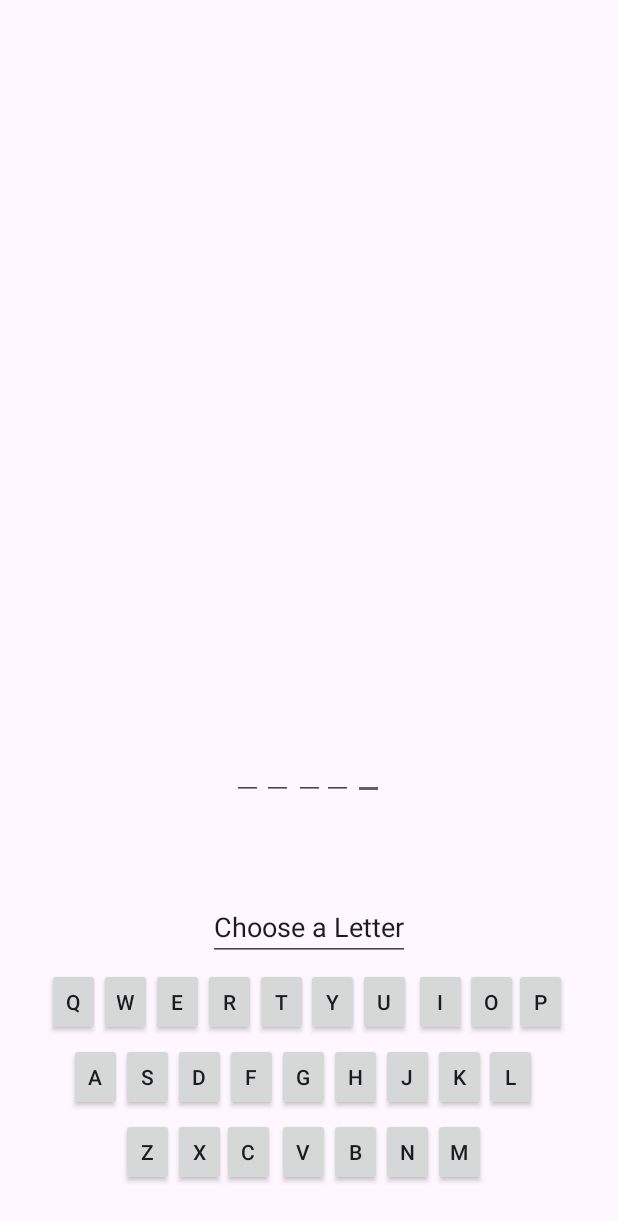
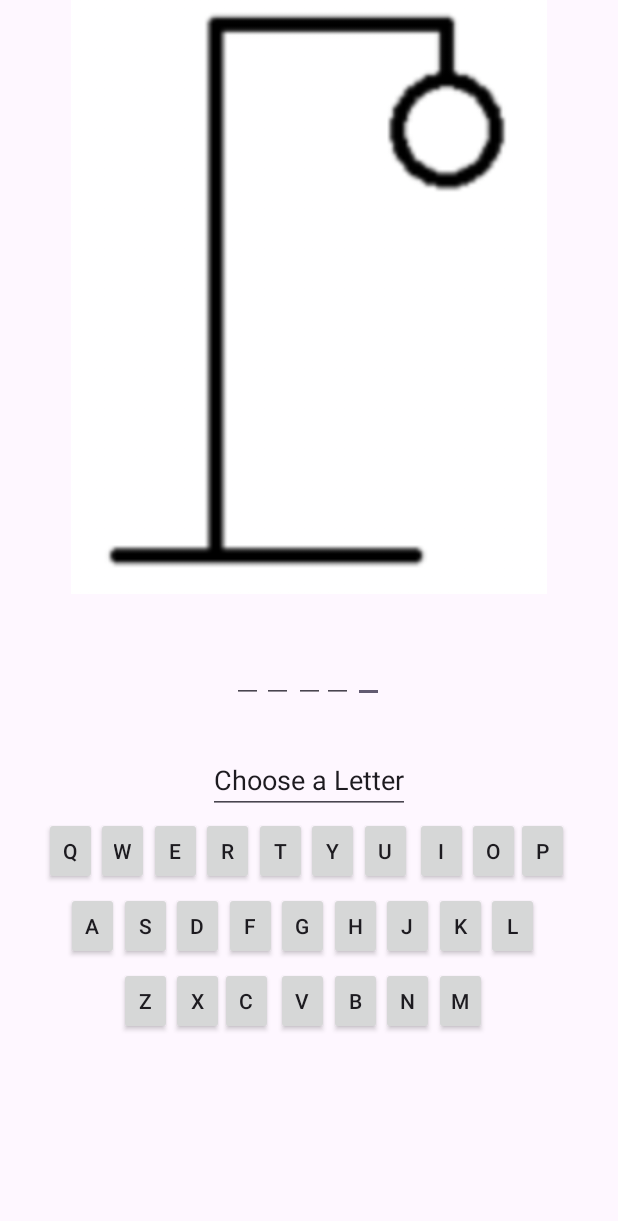
Before and after one commit to sarahhkhann/TeamRithvikSarah-HangmanApp, an Android app: the screen it shows after launch (MainActivity), on a phone screen of 412 x 824 dp. Shown: the top 1221 px of the screen. Run offline under Robolectric (Android 15) with nearby library versions, the phone set to English and light mode, and no system bars.

Commit message:
finished portrait XML layout

```diff
--- /dev/null
+++ b/app/src/main/java/com/example/teamrithviksarah_hangmanapp/HangmanMainDisplay.kt
@@ -0,0 +1,59 @@
+package com.example.teamrithviksarah_hangmanapp
+
+import android.os.Bundle
+import androidx.fragment.app.Fragment
+import android.view.LayoutInflater
+import android.view.View
+import android.view.ViewGroup
+
+// TODO: Rename parameter arguments, choose names that match
+// the fragment initialization parameters, e.g. ARG_ITEM_NUMBER
+private const val ARG_PARAM1 = "param1"
+private const val ARG_PARAM2 = "param2"
+
+/**
+ * A simple [Fragment] subclass.
+ * Use the [HangmanMainDisplay.newInstance] factory method to
+ * create an instance of this fragment.
+ */
+class HangmanMainDisplay : Fragment() {
+    // TODO: Rename and change types of parameters
+    private var param1: String? = null
+    private var param2: String? = null
+
+    override fun onCreate(savedInstanceState: Bundle?) {
+        super.onCreate(savedInstanceState)
+        arguments?.let {
+            param1 = it.getString(ARG_PARAM1)
+            param2 = it.getString(ARG_PARAM2)
+        }
+    }
+
+    override fun onCreateView(
+        inflater: LayoutInflater, container: ViewGroup?,
+        savedInstanceState: Bundle?
+    ): View? {
+        // Inflate the layout for this fragment
+        return inflater.inflate(R.layout.fragment_hangman_main_display, container, false)
+    }
+
+    companion object {
+        /**
+         * Use this factory method to create a new instance of
+         * this fragment using the provided parameters.
+         *
+         * @param param1 Parameter 1.
+         * @param param2 Parameter 2.
+         * @return A new instance of fragment HangmanMainDisplay.
+         */
+        // TODO: Rename and change types and number of parameters
+        @JvmStatic
+        fun newInstance(param1: String, param2: String) =
+            HangmanMainDisplay().apply {
+                arguments = Bundle().apply {
+                    putString(ARG_PARAM1, param1)
+                    putString(ARG_PARAM2, param2)
+                }
+            }
+    }
+}
--- a/app/src/main/java/com/example/teamrithviksarah_hangmanapp/MainActivity.kt
+++ b/app/src/main/java/com/example/teamrithviksarah_hangmanapp/MainActivity.kt
@@ -25,6 +25,7 @@ class MainActivity : AppCompatActivity() {
         // Example: Replace a fragment
         val transaction = fragmentManager.beginTransaction()
         transaction.replace(R.id.selectWords, lettersfragment())
+        transaction.replace(R.id.hangmanGame, HangmanMainDisplay())
         transaction.commit()
 
 
--- a/app/src/main/res/layout/activity_main.xml
+++ b/app/src/main/res/layout/activity_main.xml
@@ -12,7 +12,7 @@
         android:layout_width="match_parent"
         android:layout_height="0dp"
         app:layout_constraintHeight="percent"
-        app:layout_constraintHeight_percent="0.5"
+        app:layout_constraintHeight_percent="0.6"
         app:layout_constraintLeft_toLeftOf="parent"
         app:layout_constraintRight_toRightOf="parent"
         app:layout_constraintTop_toTopOf="parent">
@@ -24,12 +24,11 @@
         android:layout_width="match_parent"
         android:layout_height="0dp"
         app:layout_constraintHeight="percent"
-        app:layout_constraintHeight_percent="0.5"
+        app:layout_constraintHeight_percent="0.4"
         app:layout_constraintBottom_toBottomOf="parent"
         app:layout_constraintStart_toStartOf="parent"
         app:layout_constraintTop_toBottomOf="@+id/hangmanGame">
 
     </FrameLayout>
 
-
 </androidx.constraintlayout.widget.ConstraintLayout>
--- /dev/null
+++ b/app/src/main/res/layout/fragment_hangman_main_display.xml
@@ -0,0 +1,101 @@
+<?xml version="1.0" encoding="utf-8"?>
+<androidx.constraintlayout.widget.ConstraintLayout xmlns:android="http://schemas.android.com/apk/res/android"
+    xmlns:app="http://schemas.android.com/apk/res-auto"
+    xmlns:tools="http://schemas.android.com/tools"
+    android:layout_width="match_parent"
+    android:layout_height="match_parent"
+    tools:context=".HangmanMainDisplay">
+
+
+    <androidx.constraintlayout.widget.ConstraintLayout
+        android:layout_width="match_parent"
+        android:layout_height="match_parent"
+        app:layout_constraintTop_toTopOf="parent">
+
+        <ImageView
+            android:id="@+id/hangmanImageView"
+            android:layout_width="match_parent"
+            android:layout_height="0dp"
+            android:src="@drawable/head"
+            app:layout_constraintHeight="percent"
+            app:layout_constraintHeight_percent="0.8"
+            app:layout_constraintEnd_toEndOf="parent"
+            app:layout_constraintStart_toStartOf="parent"
+            app:layout_constraintTop_toTopOf="parent" />
+
+        <androidx.constraintlayout.widget.ConstraintLayout
+            android:id="@+id/guess"
+            android:layout_width="match_parent"
+            android:layout_height="0dp"
+            app:layout_constraintEnd_toEndOf="parent"
+            app:layout_constraintHeight="percent"
+            app:layout_constraintHeight_percent=".2"
+            app:layout_constraintHorizontal_chainStyle="packed"
+            app:layout_constraintStart_toStartOf="parent"
+            app:layout_constraintTop_toBottomOf="@id/hangmanImageView"
+            app:layout_constraintVertical_chainStyle="packed">
+
+            <EditText
+                android:id="@+id/letter3"
+                android:layout_width="wrap_content"
+                android:layout_height="wrap_content"
+                app:layout_constraintBottom_toBottomOf="parent"
+                app:layout_constraintEnd_toEndOf="parent"
+                app:layout_constraintHorizontal_bias="0.601"
+                app:layout_constraintStart_toStartOf="parent"
+                app:layout_constraintTop_toTopOf="parent"
+                app:layout_constraintVertical_bias="0.516" />
+
+            <EditText
+                android:id="@+id/letter4"
+                android:layout_width="wrap_content"
+                android:layout_height="wrap_content"
+                app:layout_constraintBottom_toBottomOf="parent"
+                app:layout_constraintEnd_toEndOf="parent"
+                app:layout_constraintHorizontal_bias="0.549"
+                app:layout_constraintStart_toStartOf="parent"
+                app:layout_constraintTop_toTopOf="parent"
+                app:layout_constraintVertical_bias="0.516" />
+
+            <EditText
+                android:id="@+id/letter2"
+                android:layout_width="wrap_content"
+                android:layout_height="wrap_content"
+                app:layout_constraintBottom_toBottomOf="parent"
+                app:layout_constraintEnd_toEndOf="parent"
+                app:layout_constraintHorizontal_bias="0.396"
+                app:layout_constraintStart_toStartOf="parent"
+                app:layout_constraintTop_toTopOf="parent"
+                app:layout_constraintVertical_bias="0.516" />
+
+            <EditText
+                android:id="@+id/letter5"
+                android:layout_width="wrap_content"
+                android:layout_height="wrap_content"
+                app:layout_constraintBottom_toBottomOf="parent"
+                app:layout_constraintEnd_toEndOf="parent"
+                app:layout_constraintStart_toStartOf="parent"
+                app:layout_constraintTop_toTopOf="parent"
+                app:layout_constraintVertical_bias="0.516" />
+
+            <EditText
+                android:id="@+id/letter1"
+                android:layout_width="wrap_content"
+                android:layout_height="wrap_content"
+                app:layout_constraintBottom_toBottomOf="parent"
+                app:layout_constraintEnd_toEndOf="parent"
+                app:layout_constraintHorizontal_bias="0.447"
+                app:layout_constraintStart_toStartOf="parent"
+                app:layout_constraintTop_toTopOf="parent"
+                app:layout_constraintVertical_bias="0.516" />
+        </androidx.constraintlayout.widget.ConstraintLayout>
+
+
+
+
+    </androidx.constraintlayout.widget.ConstraintLayout>
+
+
+
+
+</androidx.constraintlayout.widget.ConstraintLayout>
--- a/app/src/main/res/layout/fragment_lettersfragment.xml
+++ b/app/src/main/res/layout/fragment_lettersfragment.xml
@@ -6,86 +6,25 @@
     android:layout_width="match_parent"
     android:layout_height="match_parent">
 
-
     <androidx.constraintlayout.widget.ConstraintLayout
-        android:id="@+id/guess"
+        android:id="@+id/chooseletters"
         android:layout_width="0dp"
-        android:layout_height="0dp"
-        android:layout_marginTop="80dp"
+        android:layout_height="wrap_content"
         app:layout_constraintEnd_toEndOf="parent"
-        app:layout_constraintHeight_percent=".1"
-        app:layout_constraintHorizontal_bias="0.0"
-        app:layout_constraintHorizontal_chainStyle="packed"
         app:layout_constraintStart_toStartOf="parent"
         app:layout_constraintTop_toTopOf="parent"
-        app:layout_constraintVertical_chainStyle="packed">
+        app:layout_constraintBottom_toTopOf="@id/row1">
 
         <EditText
-            android:id="@+id/letter3"
+            android:id="@+id/choose_letter"
             android:layout_width="wrap_content"
             android:layout_height="wrap_content"
-            app:layout_constraintBottom_toBottomOf="parent"
-            app:layout_constraintEnd_toEndOf="parent"
-            app:layout_constraintHorizontal_bias="0.601"
-            app:layout_constraintStart_toStartOf="parent"
-            app:layout_constraintTop_toTopOf="parent"
-            app:layout_constraintVertical_bias="0.516" />
-
-        <EditText
-            android:id="@+id/letter4"
-            android:layout_width="wrap_content"
-            android:layout_height="wrap_content"
-            app:layout_constraintBottom_toBottomOf="parent"
-            app:layout_constraintEnd_toEndOf="parent"
-            app:layout_constraintHorizontal_bias="0.549"
-            app:layout_constraintStart_toStartOf="parent"
-            app:layout_constraintTop_toTopOf="parent"
-            app:layout_constraintVertical_bias="0.516" />
-
-        <EditText
-            android:id="@+id/letter2"
-            android:layout_width="wrap_content"
-            android:layout_height="wrap_content"
-            app:layout_constraintBottom_toBottomOf="parent"
-            app:layout_constraintEnd_toEndOf="parent"
-            app:layout_constraintHorizontal_bias="0.396"
-            app:layout_constraintStart_toStartOf="parent"
-            app:layout_constraintTop_toTopOf="parent"
-            app:layout_constraintVertical_bias="0.516" />
-
-        <EditText
-            android:id="@+id/letter5"
-            android:layout_width="wrap_content"
-            android:layout_height="wrap_content"
-            app:layout_constraintBottom_toBottomOf="parent"
+            android:text="@string/choose_letter"
             app:layout_constraintEnd_toEndOf="parent"
             app:layout_constraintStart_toStartOf="parent"
-            app:layout_constraintTop_toTopOf="parent"
-            app:layout_constraintVertical_bias="0.516" />
+            app:layout_constraintTop_toTopOf="parent" />
 
-        <EditText
-            android:id="@+id/letter1"
-            android:layout_width="wrap_content"
-            android:layout_height="wrap_content"
-            app:layout_constraintBottom_toBottomOf="parent"
-            app:layout_constraintEnd_toEndOf="parent"
-            app:layout_constraintHorizontal_bias="0.447"
-            app:layout_constraintStart_toStartOf="parent"
-            app:layout_constraintTop_toTopOf="parent"
-            app:layout_constraintVertical_bias="0.516" />
     </androidx.constraintlayout.widget.ConstraintLayout>
-
-    <androidx.constraintlayout.widget.ConstraintLayout
-        android:id="@+id/keyboard"
-        android:layout_width="407dp"
-        android:layout_height="wrap_content"
-        app:layout_constraintEnd_toEndOf="parent"
-        app:layout_constraintHeight_percent=".30"
-        app:layout_constraintHorizontal_chainStyle="packed"
-        app:layout_constraintStart_toStartOf="parent"
-        app:layout_constraintTop_toTopOf="@id/chooseletters"
-        app:layout_constraintVertical_chainStyle="packed">
-
 
         <androidx.constraintlayout.widget.ConstraintLayout
             android:id="@+id/row1"
@@ -443,26 +382,4 @@
                 app:layout_constraintVertical_bias="0.911" />
         </androidx.constraintlayout.widget.ConstraintLayout>
 
-    </androidx.constraintlayout.widget.ConstraintLayout>
-
-    <androidx.constraintlayout.widget.ConstraintLayout
-        android:id="@+id/chooseletters"
-        android:layout_width="0dp"
-        android:layout_height="wrap_content"
-        app:layout_constraintBottom_toBottomOf="parent"
-        app:layout_constraintEnd_toEndOf="parent"
-        app:layout_constraintStart_toStartOf="parent"
-        app:layout_constraintTop_toTopOf="parent">
-
-        <EditText
-            android:id="@+id/choose_letter"
-            android:layout_width="wrap_content"
-            android:layout_height="wrap_content"
-            android:text="@string/choose_letter"
-            app:layout_constraintBottom_toBottomOf="parent"
-            app:layout_constraintEnd_toEndOf="parent"
-            app:layout_constraintStart_toStartOf="parent"
-            app:layout_constraintTop_toTopOf="parent" />
-
-    </androidx.constraintlayout.widget.ConstraintLayout>
 </androidx.constraintlayout.widget.ConstraintLayout>
--- a/app/src/main/res/values/strings.xml
+++ b/app/src/main/res/values/strings.xml
@@ -3,4 +3,6 @@
     <string name="welcome_text">Welcome to Hangman!</string>
     <string name="play_button">Play</string>
     <string name="choose_letter">Choose a Letter</string>
+    <!-- TODO: Remove or change this placeholder text -->
+    <string name="hello_blank_fragment">Hello blank fragment</string>
 </resources>
```
